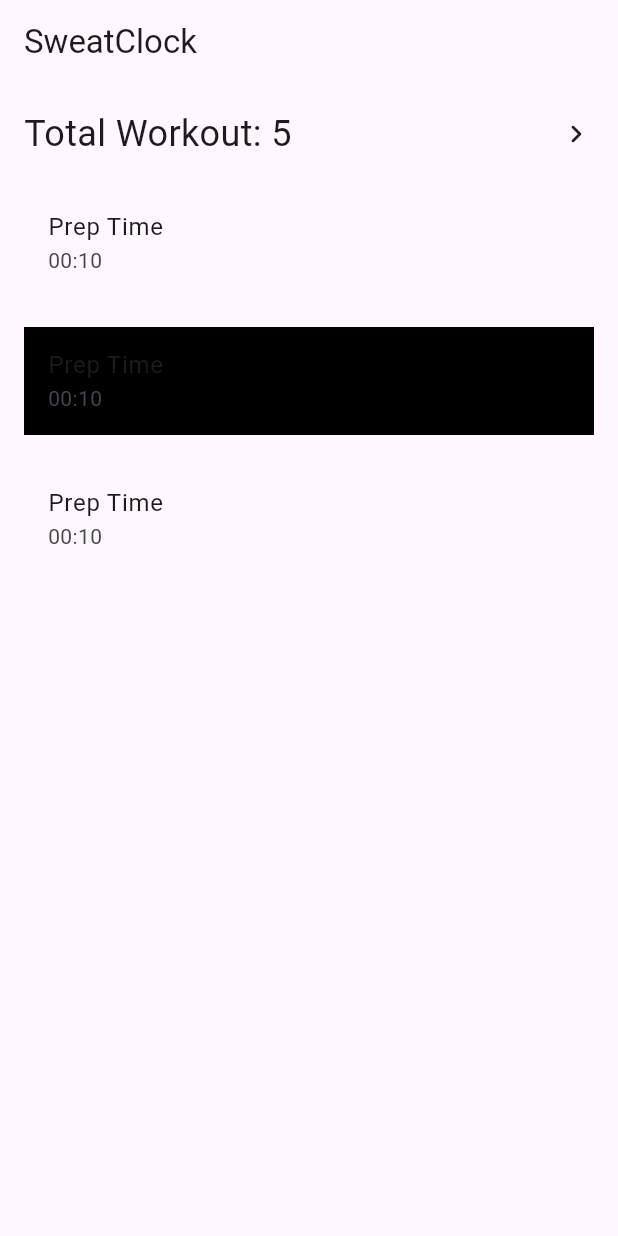
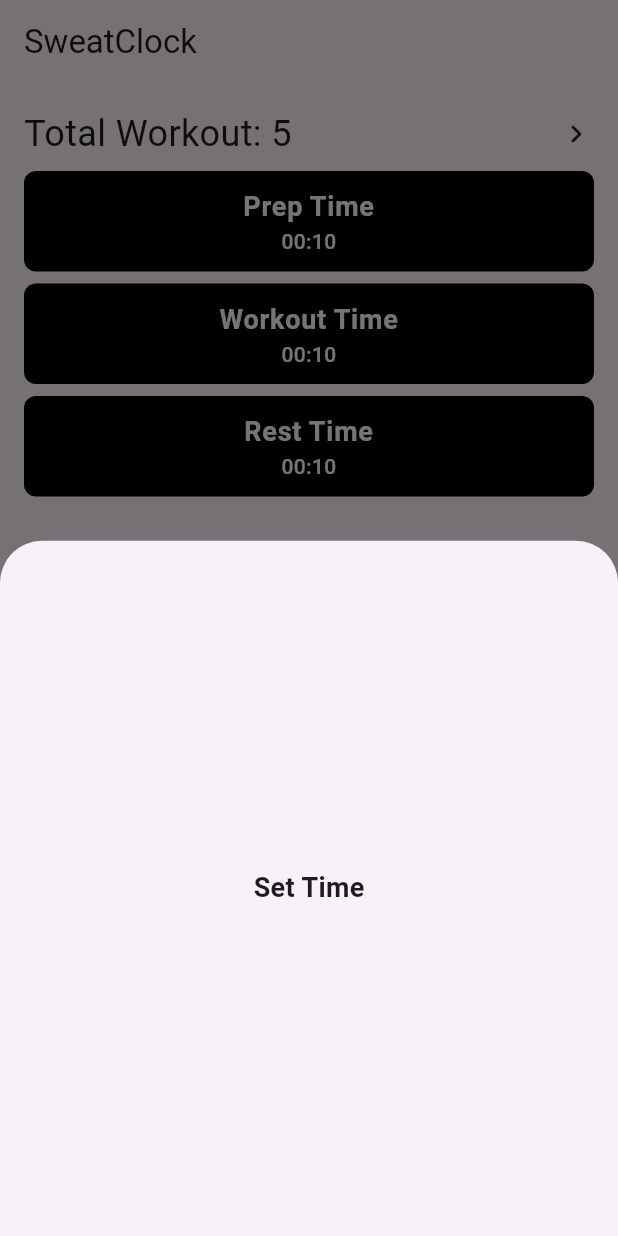
Before and after one commit to Adityaverma1998/sweat_clock, a Flutter app: the screen it shows after launch, after a tap on "Prep Time", on a phone screen of 412 x 824 dp. Run offline on Flutter 3.47's test engine with Material 3 defaults, Android fonts, the phone set to English and light mode, and no system bars.

Commit message:
add: home page and bottom sheet

```diff
--- a/lib/screen/home_screen.dart
+++ b/lib/screen/home_screen.dart
@@ -1,4 +1,6 @@
 import 'package:flutter/material.dart';
+import 'package:stop_watch/widgets/set_time_bottom_sheet.dart';
+import 'package:stop_watch/widgets/workout_list.dart';
 
 class HomeScreen extends StatelessWidget {
   const HomeScreen({super.key});
@@ -9,7 +11,7 @@ class HomeScreen extends StatelessWidget {
       child: Scaffold(
         appBar: _buildAppBar(),
         body: SingleChildScrollView(
-          padding: EdgeInsets.symmetric(vertical: 16.0,horizontal: 16.0),
+            padding: EdgeInsets.symmetric(vertical: 16.0, horizontal: 16.0),
             child: Column(
               children: <Widget>[
                 Row(
@@ -24,31 +26,32 @@ class HomeScreen extends StatelessWidget {
                     Icon(Icons.keyboard_arrow_right_rounded),
                   ],
                 ),
-            SizedBox(
-              height: 20,
+                const SizedBox(
+                  height: 8.0,
                 ),
-            ListTile(
+                WorkoutListTile(
+                  title: 'Prep Time',
+                  time: '00:10',
+                  onTap: () {
+                    showTimePickerBottomSheet(context);
+                  },
+                ),
+                const SizedBox(
+                  height: 8.0,
+                ),
+                WorkoutListTile(
+                  title: 'Workout Time',
+                  time: '00:10',
                   onTap: () {},
-              title: Text("Prep Time "),
-              subtitle: Text("00:10"),
                 ),
-            SizedBox(
-              height: 20,
+                const SizedBox(
+                  height: 8.0,
                 ),
-            ListTile(
-              tileColor: Colors.black,
+                WorkoutListTile(
+                  title: 'Rest Time',
+                  time: '00:10',
                   onTap: () {},
-              title: Text("Prep Time "),
-              subtitle: Text("00:10"),
                 ),
-            SizedBox(
-              height: 20,
-            ),
-            ListTile(
-              onTap: () {},
-              title: Text("Prep Time "),
-              subtitle: Text("00:10"),
-            )
               ],
             )),
       ),
--- /dev/null
+++ b/lib/widgets/set_time_bottom_sheet.dart
@@ -0,0 +1,39 @@
+import 'package:flutter/material.dart';
+
+void showTimePickerBottomSheet(BuildContext context) {
+  List<int> minValues = List.generate(61, (index) => index);
+  List<int> secValues = List.generate(13, (index) => index * 5);
+
+  double itemHeight = 30;
+  var selectedMin = minValues[(minValues.length / 2).toInt()];
+  var selectedSec = secValues[(secValues.length / 2).toInt()];
+
+
+
+  showModalBottomSheet(
+    context: context,
+    builder: (BuildContext context) {
+      return Container(
+        padding: EdgeInsets.all(16.0),
+        alignment: Alignment.center,
+        child: Column(
+          mainAxisSize: MainAxisSize.min,
+          children: <Widget>[
+            Text(
+              'Set Time',
+              style: TextStyle(fontSize: 18, fontWeight: FontWeight.bold),
+            ),
+            Row(
+              mainAxisAlignment: MainAxisAlignment.center,
+              children: <Widget>[
+
+
+
+
+              ])
+          ],
+        ),
+      );
+    },
+  );
+}
--- /dev/null
+++ b/lib/widgets/workout_list.dart
@@ -0,0 +1,39 @@
+import 'package:flutter/material.dart';
+
+class WorkoutListTile extends StatelessWidget {
+  final String title;
+  final String time;
+  final VoidCallback onTap;
+  const WorkoutListTile({super.key, required this.title, required this.time, required this.onTap});
+
+  @override
+  Widget build(BuildContext context) {
+    return ListTile(
+      contentPadding: const EdgeInsets.all(2.0),
+      shape: const RoundedRectangleBorder(
+        borderRadius: BorderRadius.all(Radius.circular(8.0)),
+      ),
+      tileColor: Colors.black,
+      onTap: onTap,
+      title:  Text(
+       title,
+        style: const TextStyle(
+          fontSize: 18.0,
+          color: Colors.white,
+          fontWeight: FontWeight.w600,
+        ),
+        textAlign: TextAlign.center,
+      ),
+      subtitle:  Text(
+       time,
+        style: const TextStyle(
+          fontSize: 14.0,
+          color: Colors.white,
+          fontWeight: FontWeight.w500,
+        ),
+        textAlign: TextAlign.center,
+      ),
+      isThreeLine: true,
+    );
+  }
+}
```
Lines whose indentation alone changed are shown as unchanged.
